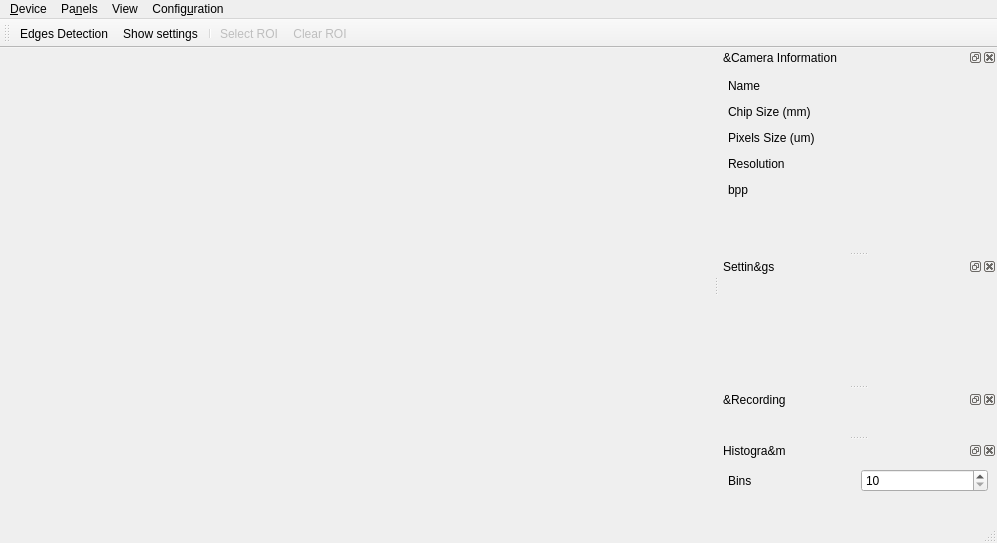
Before: the Qt Designer form src/planetaryimager_mainwindow.ui in GuLinux/PlanetaryImager, drawn with Qt 5.
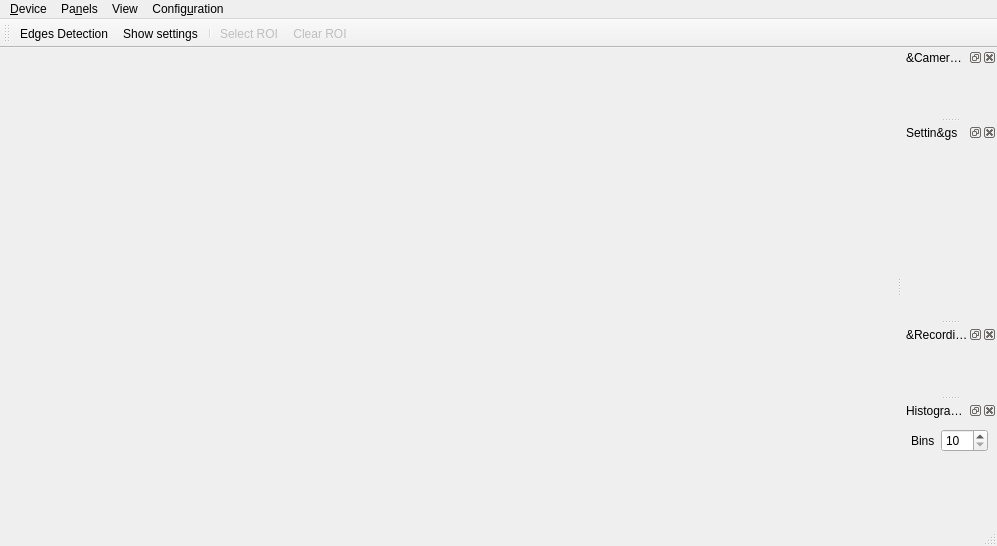
After: the same form once the commit is applied. Icons and pictures are not drawn. Custom widgets are drawn as their Qt base class.

Commit message: Detached camera chip widgets to separated class; fixed timer bug in simulator (TODO: fix in ASI too)

Diff of the .ui file:
```diff
--- a/src/planetaryimager_mainwindow.ui
+++ b/src/planetaryimager_mainwindow.ui
@@ -7,7 +7,7 @@
     <x>0</x>
     <y>0</y>
     <width>997</width>
-    <height>543</height>
+    <height>546</height>
    </rect>
   </property>
   <property name="windowTitle">
@@ -88,159 +88,7 @@
     <number>2</number>
    </attribute>
    <widget class="QWidget" name="dockWidgetContents">
-    <layout class="QGridLayout" name="gridLayout">
-     <item row="0" column="0">
-      <widget class="QLabel" name="label">
-       <property name="text">
-        <string>Name</string>
-       </property>
-      </widget>
-     </item>
-     <item row="0" column="1" colspan="2">
-      <spacer name="horizontalSpacer">
-       <property name="orientation">
-        <enum>Qt::Horizontal</enum>
-       </property>
-       <property name="sizeHint" stdset="0">
-        <size>
-         <width>160</width>
-         <height>20</height>
-        </size>
-       </property>
-      </spacer>
-     </item>
-     <item row="0" column="3">
-      <widget class="QLabel" name="camera_name">
-       <property name="text">
-        <string/>
-       </property>
-      </widget>
-     </item>
-     <item row="1" column="0" colspan="2">
-      <widget class="QLabel" name="camera_chipsize_label">
-       <property name="text">
-        <string>Chip Size (mm)</string>
-       </property>
-      </widget>
-     </item>
-     <item row="1" column="2">
-      <spacer name="horizontalSpacer_2">
-       <property name="orientation">
-        <enum>Qt::Horizontal</enum>
-       </property>
-       <property name="sizeHint" stdset="0">
-        <size>
-         <width>133</width>
-         <height>20</height>
-        </size>
-       </property>
-      </spacer>
-     </item>
-     <item row="1" column="3">
-      <widget class="QLabel" name="camera_chip_size">
-       <property name="text">
-        <string/>
-       </property>
-      </widget>
-     </item>
-     <item row="2" column="0" colspan="2">
-      <widget class="QLabel" name="camera_pixelsize_label">
-       <property name="text">
-        <string>Pixels Size (um)</string>
-       </property>
-      </widget>
-     </item>
-     <item row="2" column="2">
-      <spacer name="horizontalSpacer_3">
-       <property name="orientation">
-        <enum>Qt::Horizontal</enum>
-       </property>
-       <property name="sizeHint" stdset="0">
-        <size>
-         <width>133</width>
-         <height>20</height>
-        </size>
-       </property>
-      </spacer>
-     </item>
-     <item row="2" column="3">
-      <widget class="QLabel" name="camera_pixels_size">
-       <property name="text">
-        <string/>
-       </property>
-      </widget>
-     </item>
-     <item row="3" column="0" colspan="2">
-      <widget class="QLabel" name="camera_resolution_label">
-       <property name="text">
-        <string>Resolution</string>
-       </property>
-      </widget>
-     </item>
-     <item row="3" column="2">
-      <spacer name="horizontalSpacer_4">
-       <property name="orientation">
-        <enum>Qt::Horizontal</enum>
-       </property>
-       <property name="sizeHint" stdset="0">
-        <size>
-         <width>133</width>
-         <height>20</height>
-        </size>
-       </property>
-      </spacer>
-     </item>
-     <item row="3" column="3">
-      <widget class="QLabel" name="camera_resolution">
-       <property name="text">
-        <string/>
-       </property>
-      </widget>
-     </item>
-     <item row="4" column="0">
-      <widget class="QLabel" name="camera_bpp_label">
-       <property name="text">
-        <string>bpp</string>
-       </property>
-      </widget>
-     </item>
-     <item row="4" column="1" colspan="2">
-      <spacer name="horizontalSpacer_5">
-       <property name="orientation">
-        <enum>Qt::Horizontal</enum>
-       </property>
-       <property name="sizeHint" stdset="0">
-        <size>
-         <width>160</width>
-         <height>20</height>
-        </size>
-       </property>
-      </spacer>
-     </item>
-     <item row="4" column="3">
-      <widget class="QLabel" name="camera_bpp">
-       <property name="text">
-        <string/>
-       </property>
-      </widget>
-     </item>
-     <item row="6" column="1" colspan="2">
-      <spacer name="verticalSpacer">
-       <property name="orientation">
-        <enum>Qt::Vertical</enum>
-       </property>
-       <property name="sizeHint" stdset="0">
-        <size>
-         <width>108</width>
-         <height>0</height>
-        </size>
-       </property>
-      </spacer>
-     </item>
-     <item row="5" column="0" colspan="3">
-      <widget class="QWidget" name="chipInfo" native="true"/>
-     </item>
-    </layout>
+    <layout class="QGridLayout" name="gridLayout"/>
    </widget>
   </widget>
   <widget class="QDockWidget" name="camera_settings">
@@ -268,7 +116,7 @@
          <rect>
           <x>0</x>
           <y>0</y>
-          <width>260</width>
+          <width>93</width>
           <height>72</height>
          </rect>
         </property>
```
Left out of the diff: 2 changed lines with no effect on the pictures. The commit also changes 7 other files.
